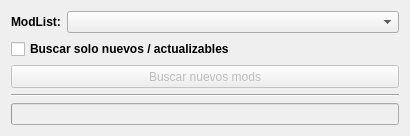
The window that pyqt_windows/searching_dialog.ui (MelonRodante/ModList) describes before a commit, drawn with Qt 5.
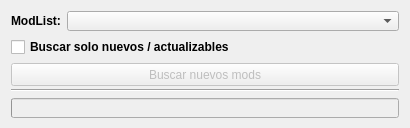
The same window after the commit. Icons and pictures are not drawn.

What changed in the file:
```diff
--- a/pyqt_windows/searching_dialog.ui
+++ b/pyqt_windows/searching_dialog.ui
@@ -16,13 +16,13 @@
   <property name="minimumSize">
    <size>
     <width>410</width>
-    <height>0</height>
+    <height>128</height>
    </size>
   </property>
   <property name="maximumSize">
    <size>
     <width>410</width>
-    <height>16777215</height>
+    <height>128</height>
    </size>
   </property>
   <property name="windowTitle">
```
